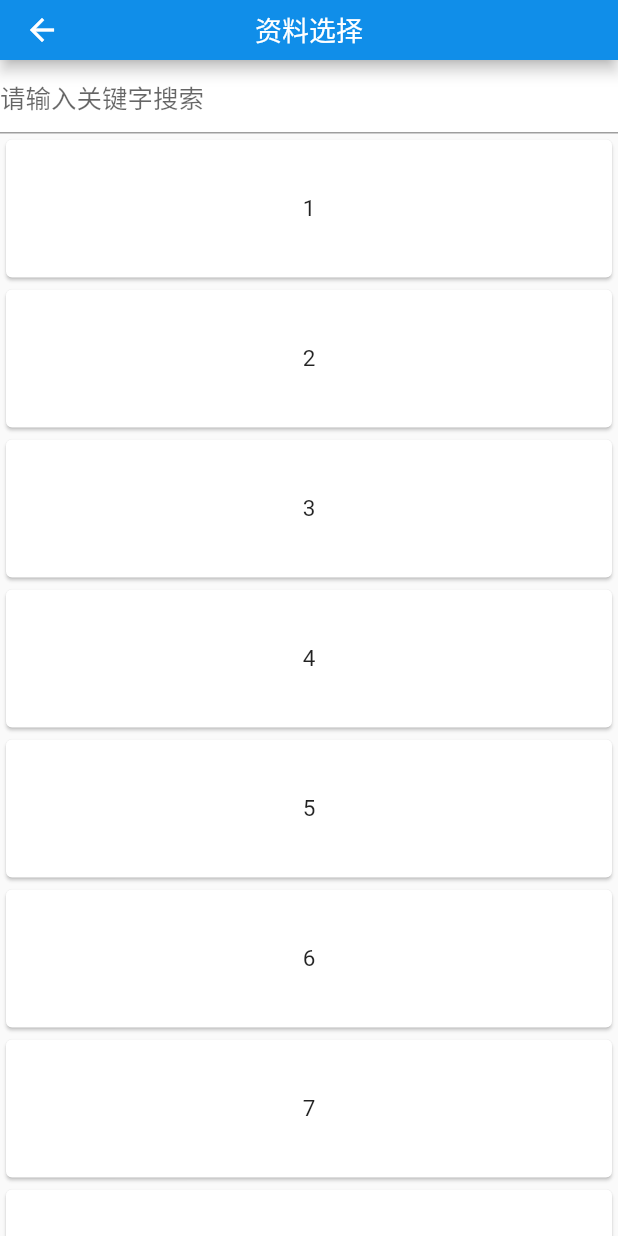
After one commit to chenjuyu/my_app, a Flutter app: the baseRadio screen opened directly, on a phone screen of 412 x 824 dp. The commit adds this screen. Run offline on Flutter 3.47's test engine with Material 2 defaults, Android fonts, the phone set to English and light mode, and no system bars; drawn by our look-alikes of pull_to_refresh; our stand-ins replace device_info, dio, fluttertoast, image_picker, platform, shared_preferences; missing offline and left inert: color_dart, flustars, flutter_qr_reader, segment_control, w_popup_menu; accounts and stored records are empty; network calls fail.

```diff
--- a/lib/MainPage.dart
+++ b/lib/MainPage.dart
@@ -7,6 +7,7 @@ import 'package:my_app/PurchaseMenu.dart';
 import 'package:my_app/SettingMenu.dart';
 import 'package:flustars/flustars.dart';
 import 'package:shared_preferences/shared_preferences.dart';
+
 class MainPage extends StatefulWidget {
   final Map<String,Object> aMap ;
   MainPage({Key key,this.aMap}):super(key: key);
--- /dev/null
+++ b/lib/baseRadio.dart
@@ -0,0 +1,125 @@
+
+import 'package:flutter/material.dart';
+import 'package:flutter/cupertino.dart';
+import 'package:pull_to_refresh/pull_to_refresh.dart';
+import 'package:color_dart/color_dart.dart';
+
+class baseRadio extends StatefulWidget {
+  @override
+  _baseRadioState createState() => _baseRadioState();
+}
+
+class _baseRadioState extends State<baseRadio> {
+
+  List<String> items = ["1", "2", "3", "4", "5", "6", "7", "8"];
+  RefreshController _refreshController =
+  RefreshController(initialRefresh: false);
+
+  void _onRefresh() async{
+    // monitor network fetch
+    await Future.delayed(Duration(milliseconds: 1000));
+    // if failed,use refreshFailed()
+    _refreshController.refreshCompleted();
+  }
+
+  void _onLoading() async{
+    // monitor network fetch
+    await Future.delayed(Duration(milliseconds: 1000));
+    // if failed,use loadFailed(),if no data return,use LoadNodata()
+    items.add((items.length+1).toString());
+    if(mounted)
+      setState(() {
+
+      });
+    _refreshController.loadComplete();
+  }
+
+  TextEditingController keyword=new TextEditingController();
+
+   @override
+  void initState() {
+    // TODO: implement initState
+     keyword.text ='';
+    super.initState();
+  }
+
+  @override
+  Widget build(BuildContext context) {
+    return Container(
+      child: Scaffold(
+        appBar: PreferredSize(
+            child:
+            AppBar(
+              title: const Text('资料选择',textAlign: TextAlign.center,style: TextStyle(fontSize: 18.0),),
+              centerTitle: true,
+              backgroundColor:hex('#108ee9'),
+
+              actions: <Widget>[
+
+
+
+              ],
+            ),
+            preferredSize: Size.fromHeight(40.0)),
+        body: Column(
+          children: <Widget>[
+            Container(
+              decoration: BoxDecoration(
+                color: Colors.white,
+              ),
+              child: TextField(
+                controller: keyword,
+                keyboardType: TextInputType.text,
+                decoration: const InputDecoration(
+                    hintText: '请输入关键字搜索'
+                ),
+              ),
+            ),
+            Expanded(
+              child: SmartRefresher(
+                enablePullDown: true,
+                enablePullUp: true,
+                header: WaterDropHeader(),
+                footer: CustomFooter(
+                  builder: (BuildContext context,LoadStatus mode){
+                    Widget body ;
+                    if(mode==LoadStatus.idle){
+                      body =  Text("上拉加载");
+                    }
+                    else if(mode==LoadStatus.loading){
+                      body =  CupertinoActivityIndicator();
+                    }
+                    else if(mode == LoadStatus.failed){
+                      body = Text("加载失败！点击重试！");
+                    }
+                    else if(mode == LoadStatus.canLoading){
+                      body = Text("松手,加载更多!");
+                    }
+                    else{
+                      body = Text("没有更多数据了!");
+                    }
+                    return Container(
+                      height: 55.0,
+                      child: Center(child:body),
+                    );
+                  },
+                ),
+                controller: _refreshController,
+                onRefresh: _onRefresh,
+                onLoading: _onLoading,
+                child: ListView.builder(
+                  itemBuilder: (c, i) => Card(child: Center(child: Text(items[i]))),
+                  itemExtent: 100.0,
+                  itemCount: items.length,
+                ),
+              ),
+            ),
+
+
+          ],
+        ),
+
+      ),
+    );
+  }
+}
```
Also changed, not shown: lib/SalesMenu.dart (+15 -0 lines), lib/baseCheck.dart (added, +183 -0 lines), lib/main.dart (+16 -12 lines), lib/popup_route_page.dart (added, +62 -0 lines), lib/salesAnalysis.dart (added, +203 -0 lines), pubspec.yaml (+11 -5 lines), pubspec.lock.
